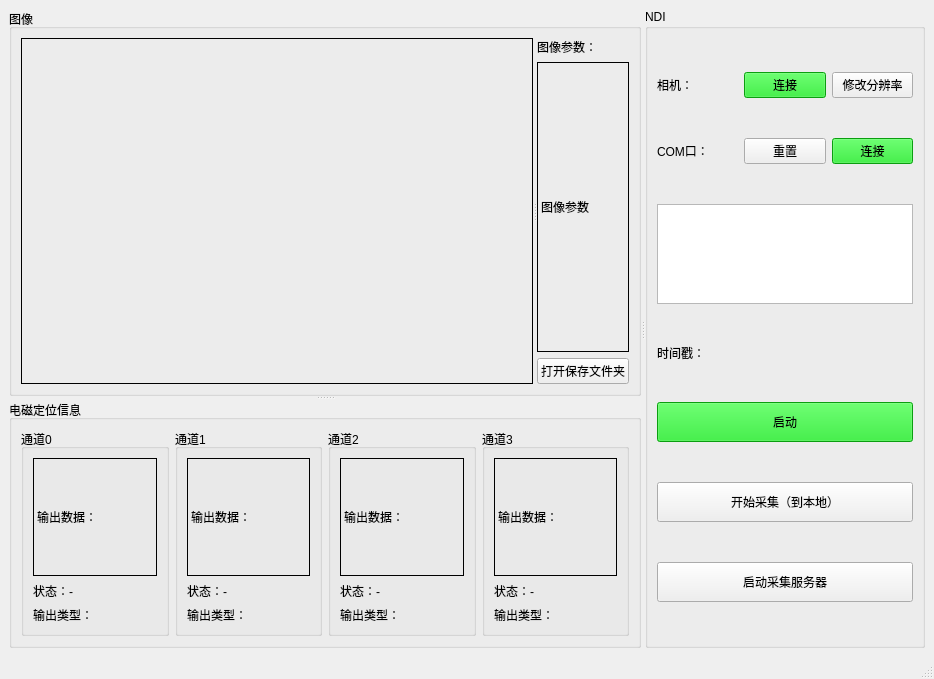
Above: mainwindow.ui from Backlory/VideoPoseSampler_QT before the change. Below: the same form after it.
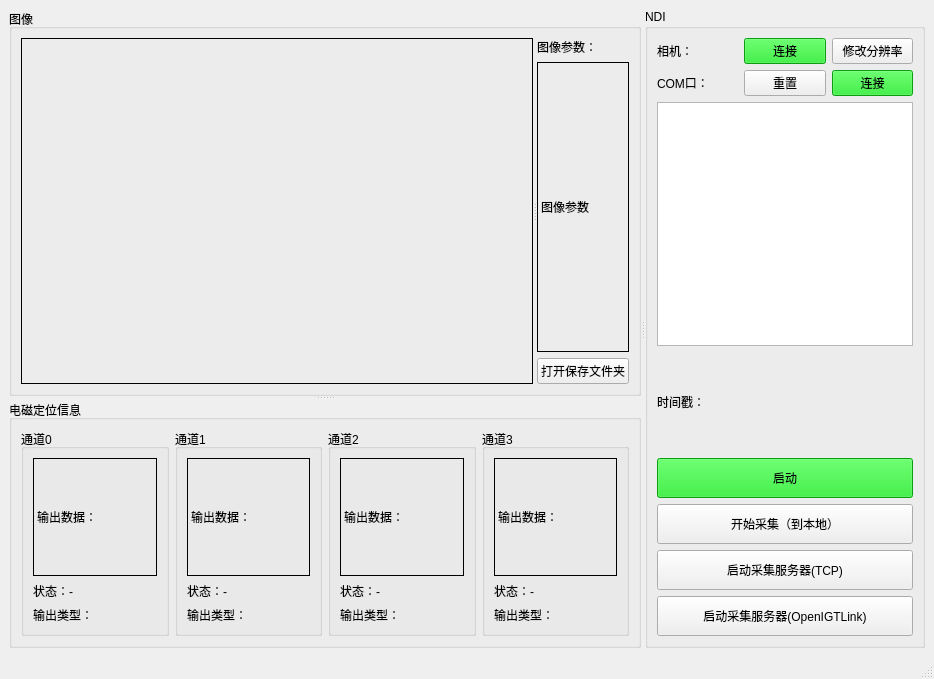
That is the form after the change. Icons and pictures are not drawn.

Commit message: feaadd: 引入了OpenIGTLink功能，正在调试

The edit to the form file:
```diff
--- a/mainwindow.ui
+++ b/mainwindow.ui
@@ -374,7 +374,7 @@
           <item>
            <widget class="QLabel" name="CamD_Label">
             <property name="sizePolicy">
-             <sizepolicy hsizetype="Preferred" vsizetype="Preferred">
+             <sizepolicy hsizetype="Preferred" vsizetype="Fixed">
               <horstretch>0</horstretch>
               <verstretch>0</verstretch>
              </sizepolicy>
@@ -440,7 +440,7 @@
         <item>
          <widget class="QListView" name="ComD_ListView">
           <property name="sizePolicy">
-           <sizepolicy hsizetype="Expanding" vsizetype="Fixed">
+           <sizepolicy hsizetype="Expanding" vsizetype="Expanding">
             <horstretch>0</horstretch>
             <verstretch>0</verstretch>
            </sizepolicy>
@@ -448,7 +448,7 @@
           <property name="maximumSize">
            <size>
             <width>16777215</width>
-            <height>100</height>
+            <height>99999</height>
            </size>
           </property>
          </widget>
@@ -461,6 +461,12 @@
             <verstretch>0</verstretch>
            </sizepolicy>
           </property>
+          <property name="minimumSize">
+           <size>
+            <width>0</width>
+            <height>100</height>
+           </size>
+          </property>
           <property name="text">
            <string>时间戳：</string>
           </property>
@@ -522,7 +528,26 @@
            </size>
           </property>
           <property name="text">
-           <string>启动采集服务器</string>
+           <string>启动采集服务器(TCP)</string>
+          </property>
+         </widget>
+        </item>
+        <item>
+         <widget class="QPushButton" name="Export_PbOpenIGTLink">
+          <property name="sizePolicy">
+           <sizepolicy hsizetype="Expanding" vsizetype="Fixed">
+            <horstretch>0</horstretch>
+            <verstretch>0</verstretch>
+           </sizepolicy>
+          </property>
+          <property name="minimumSize">
+           <size>
+            <width>0</width>
+            <height>40</height>
+           </size>
+          </property>
+          <property name="text">
+           <string>启动采集服务器(OpenIGTLink)</string>
           </property>
          </widget>
         </item>
```
The commit also changes 9 other files.
